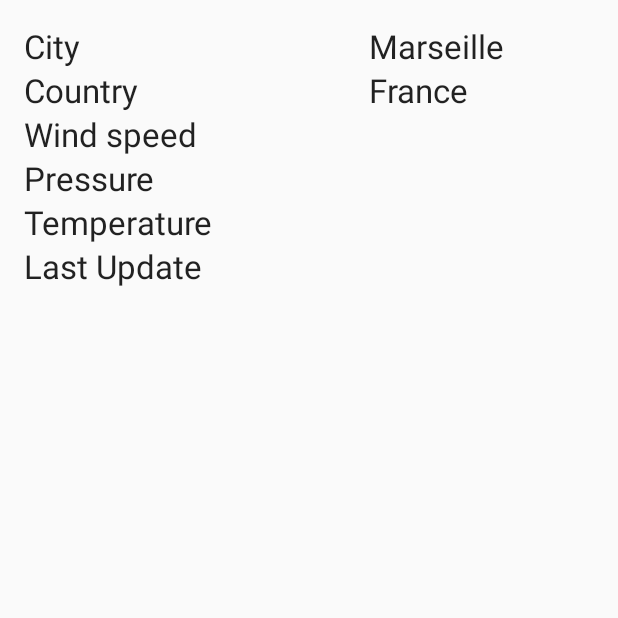
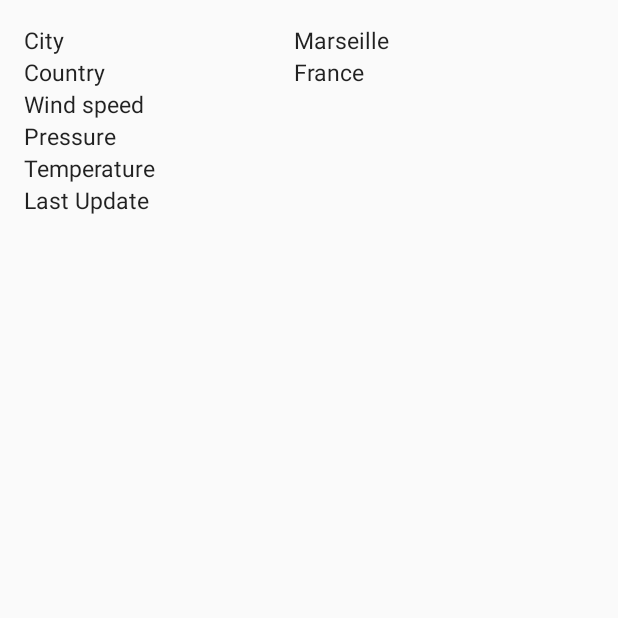
Before and after one commit to JUX84/Weather, an Android app: the screen it shows after launch (CityView), after a tap on an icon or button, on a phone screen of 412 x 824 dp, the top half of it. Run offline under Robolectric (Android 15) with nearby library versions, the phone set to English and light mode, and no system bars.

Commit message:
update text size

```diff
--- a/app/src/main/res/layout/activity_city_view.xml
+++ b/app/src/main/res/layout/activity_city_view.xml
@@ -14,7 +14,8 @@
         android:text="@string/city"
         android:id="@+id/cityTitle"
         android:layout_alignParentTop="true"
-        android:layout_alignParentStart="true" />
+        android:layout_alignParentStart="true"
+        android:textSize="15dp" />
 
     <TextView
         android:layout_width="wrap_content"
@@ -23,7 +24,8 @@
         android:text="@string/country"
         android:id="@+id/countryTitle"
         android:layout_below="@+id/cityTitle"
-        android:layout_alignParentStart="true" />
+        android:layout_alignParentStart="true"
+        android:textSize="15dp" />
 
     <TextView
         android:layout_width="wrap_content"
@@ -32,7 +34,8 @@
         android:text="@string/wind"
         android:id="@+id/windTitle"
         android:layout_below="@+id/countryTitle"
-        android:layout_alignParentStart="true" />
+        android:layout_alignParentStart="true"
+        android:textSize="15dp" />
 
     <TextView
         android:layout_width="wrap_content"
@@ -41,7 +44,8 @@
         android:text="@string/pressure"
         android:id="@+id/pressureTitle"
         android:layout_below="@+id/windTitle"
-        android:layout_alignParentStart="true" />
+        android:layout_alignParentStart="true"
+        android:textSize="15dp" />
 
     <TextView
         android:layout_width="wrap_content"
@@ -50,7 +54,8 @@
         android:text="@string/temp"
         android:id="@+id/tempTitle"
         android:layout_below="@+id/pressureTitle"
-        android:layout_alignParentStart="true" />
+        android:layout_alignParentStart="true"
+        android:textSize="15dp" />
 
     <TextView
         android:layout_width="wrap_content"
@@ -59,7 +64,8 @@
         android:text="@string/date"
         android:id="@+id/dateTitle"
         android:layout_below="@+id/tempTitle"
-        android:layout_alignParentStart="true" />
+        android:layout_alignParentStart="true"
+        android:textSize="15dp" />
 
     <TextView
         android:layout_width="wrap_content"
@@ -68,9 +74,10 @@
         android:id="@+id/cityValue"
         android:layout_alignParentTop="true"
         android:layout_alignParentEnd="true"
-        android:width="150dp"
+        android:width="200dp"
         android:ellipsize="marquee"
-        android:singleLine="true" />
+        android:singleLine="true"
+        android:textSize="15dp" />
 
     <TextView
         android:layout_width="wrap_content"
@@ -80,9 +87,10 @@
         android:layout_below="@+id/cityValue"
         android:layout_alignEnd="@+id/cityValue"
         android:layout_alignParentStart="false"
-        android:width="150dp"
+        android:width="200dp"
         android:ellipsize="marquee"
-        android:singleLine="true" />
+        android:singleLine="true"
+        android:textSize="15dp" />
 
     <TextView
         android:layout_width="wrap_content"
@@ -91,9 +99,10 @@
         android:id="@+id/windValue"
         android:layout_below="@+id/countryValue"
         android:layout_alignEnd="@+id/countryValue"
-        android:width="150dp"
+        android:width="200dp"
         android:ellipsize="marquee"
-        android:singleLine="true" />
+        android:singleLine="true"
+        android:textSize="15dp" />
 
     <TextView
         android:layout_width="wrap_content"
@@ -102,9 +111,10 @@
         android:id="@+id/pressureValue"
         android:layout_alignTop="@+id/pressureTitle"
         android:layout_alignEnd="@+id/windValue"
-        android:width="150dp"
+        android:width="200dp"
         android:ellipsize="marquee"
-        android:singleLine="true" />
+        android:singleLine="true"
+        android:textSize="15dp" />
 
     <TextView
         android:layout_width="wrap_content"
@@ -114,9 +124,10 @@
         android:layout_below="@+id/pressureValue"
         android:layout_alignParentEnd="false"
         android:layout_alignEnd="@+id/pressureValue"
-        android:width="150dp"
+        android:width="200dp"
         android:ellipsize="marquee"
-        android:singleLine="true" />
+        android:singleLine="true"
+        android:textSize="15dp" />
 
     <TextView
         android:layout_width="wrap_content"
@@ -126,6 +137,7 @@
         android:layout_below="@+id/tempValue"
         android:layout_alignEnd="@+id/tempValue"
         android:ellipsize="marquee"
-        android:width="150dp"
-        android:singleLine="true" />
+        android:width="200dp"
+        android:singleLine="true"
+        android:textSize="15dp" />
 </RelativeLayout>
```
